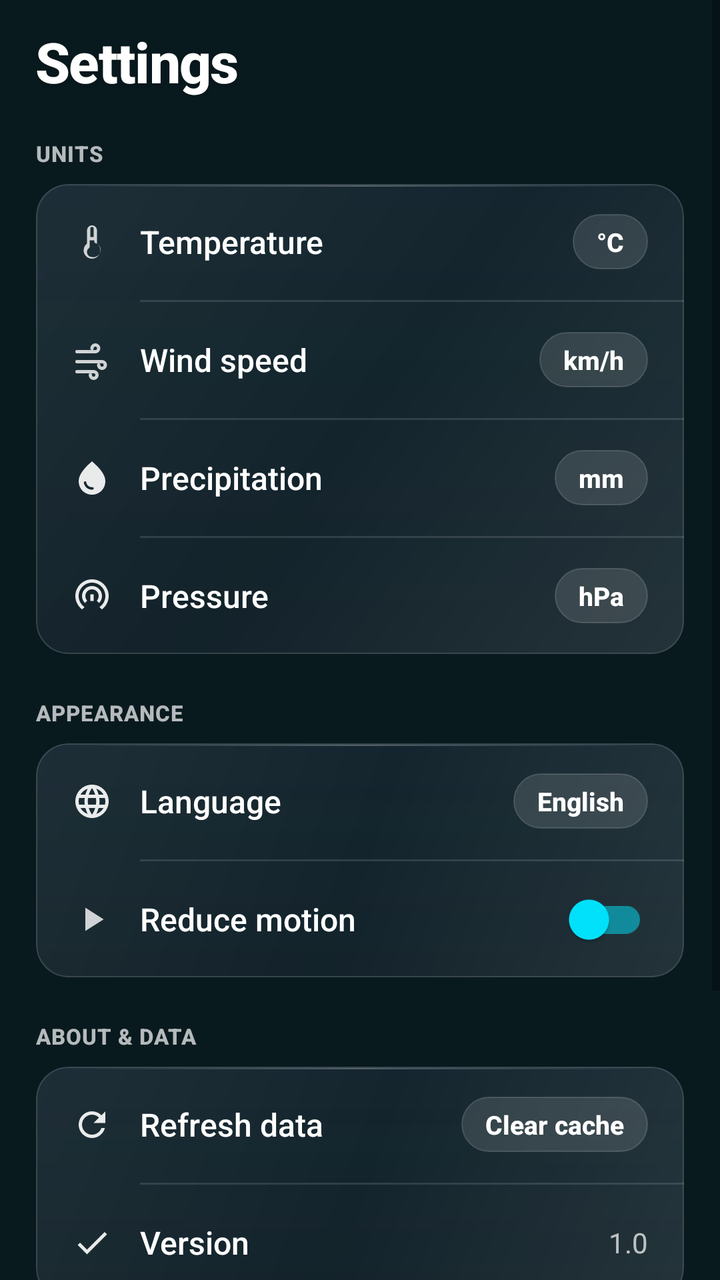
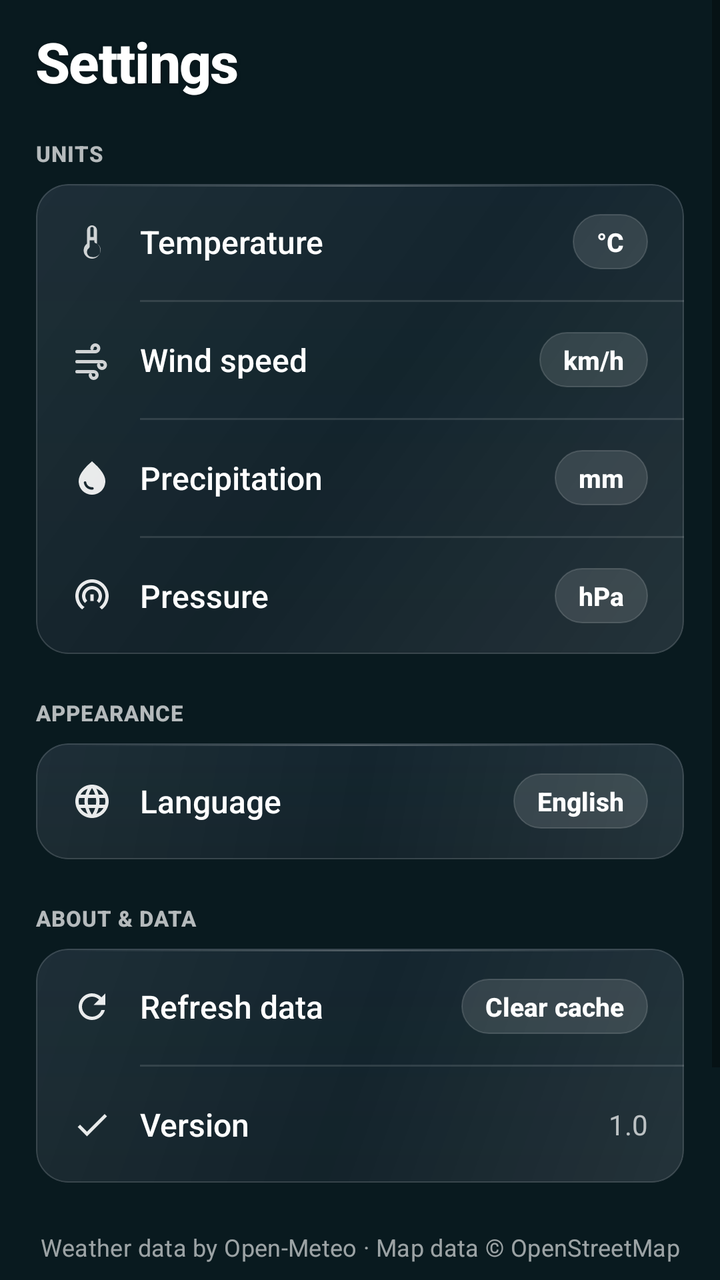

The first picture is an Android layout as it rendered before a commit; the second is the same layout after the commit. The layout source and the unified diff follow.
<!-- AndroidManifest.xml: application theme Theme.K3Weather -->
<!-- res/layout/layout_settings.xml -->
<?xml version="1.0" encoding="utf-8"?>
<ScrollView xmlns:android="http://schemas.android.com/apk/res/android"
    xmlns:app="http://schemas.android.com/apk/res-auto"
    android:layout_width="match_parent"
    android:layout_height="match_parent"
    android:background="@android:color/transparent"
    android:clipToPadding="false"
    android:overScrollMode="never"
    android:fillViewport="true">

    <LinearLayout
        android:layout_width="match_parent"
        android:layout_height="wrap_content"
        android:orientation="vertical"
        android:paddingHorizontal="18dp"
        android:paddingTop="12dp"
        android:paddingBottom="120dp">

        
        <TextView
            android:layout_width="match_parent"
            android:layout_height="wrap_content"
            android:text="@string/settings_title"
            android:textColor="@android:color/white"
            android:textSize="28sp"
            android:textStyle="bold"
            android:letterSpacing="-0.02"
            android:shadowColor="#33000000"
            android:shadowDx="0"
            android:shadowDy="2"
            android:shadowRadius="6"
            android:fontFamily="sans-serif-medium"
            android:layout_marginBottom="20dp" />

        
        <TextView
            android:layout_width="match_parent"
            android:layout_height="wrap_content"
            android:text="@string/settings_section_units"
            android:textColor="#B3FFFFFF"
            android:textSize="11sp"
            android:textStyle="bold"
            android:letterSpacing="0.03"
            android:fontFamily="sans-serif-medium"
            android:layout_marginBottom="8dp" />

        <LinearLayout
            android:layout_width="match_parent"
            android:layout_height="wrap_content"
            android:background="@drawable/bg_card_translucent"
            android:orientation="vertical"
            android:clipToOutline="true">

            
            <LinearLayout
                android:id="@+id/rowTemperature"
                android:layout_width="match_parent"
                android:layout_height="58dp"
                android:background="?attr/selectableItemBackground"
                android:clickable="true"
                android:focusable="true"
                android:gravity="center_vertical"
                android:orientation="horizontal"
                android:paddingHorizontal="18dp">

                <ImageView
                    android:layout_width="20dp"
                    android:layout_height="20dp"
                    android:contentDescription="@null"
                    android:src="@drawable/ic_thermometer"
                    app:tint="#E6FFFFFF" />

                <TextView
                    android:layout_width="0dp"
                    android:layout_height="wrap_content"
                    android:layout_weight="1"
                    android:layout_marginStart="14dp"
                    android:text="@string/settings_temperature"
                    android:textColor="@android:color/white"
                    android:textSize="16sp"
                    android:fontFamily="sans-serif-medium" />

                <TextView
                    android:id="@+id/tvTemperatureUnitValue"
                    android:layout_width="wrap_content"
                    android:layout_height="wrap_content"
                    android:background="@drawable/bg_pill_accent_translucent"
                    android:paddingHorizontal="12dp"
                    android:paddingVertical="5dp"
                    android:text="°C"
                    android:textColor="@android:color/white"
                    android:textSize="13sp"
                    android:textStyle="bold"
                    android:fontFamily="sans-serif-medium" />
            </LinearLayout>

            <View
                android:layout_width="match_parent"
                android:layout_height="1dp"
                android:layout_marginStart="52dp"
                android:background="#1FFFFFFF" />

            
            <LinearLayout
                android:id="@+id/rowWindSpeed"
                android:layout_width="match_parent"
                android:layout_height="58dp"
                android:background="?attr/selectableItemBackground"
                android:clickable="true"
                android:focusable="true"
                android:gravity="center_vertical"
                android:orientation="horizontal"
                android:paddingHorizontal="18dp">

                <ImageView
                    android:layout_width="20dp"
                    android:layout_height="20dp"
                    android:contentDescription="@null"
                    android:src="@drawable/ic_wind"
                    app:tint="#E6FFFFFF" />

                <TextView
                    android:layout_width="0dp"
                    android:layout_height="wrap_content"
                    android:layout_weight="1"
                    android:layout_marginStart="14dp"
                    android:text="@string/settings_wind_speed"
                    android:textColor="@android:color/white"
                    android:textSize="16sp"
                    android:fontFamily="sans-serif-medium" />

                <TextView
                    android:id="@+id/tvWindSpeedUnitValue"
                    android:layout_width="wrap_content"
                    android:layout_height="wrap_content"
                    android:background="@drawable/bg_pill_accent_translucent"
                    android:paddingHorizontal="12dp"
                    android:paddingVertical="5dp"
                    android:text="km/h"
                    android:textColor="@android:color/white"
                    android:textSize="13sp"
                    android:textStyle="bold"
                    android:fontFamily="sans-serif-medium" />
            </LinearLayout>

            <View
                android:layout_width="match_parent"
                android:layout_height="1dp"
                android:layout_marginStart="52dp"
                android:background="#1FFFFFFF" />

            <LinearLayout
                android:id="@+id/rowPrecipitation"
                android:layout_width="match_parent"
                android:layout_height="58dp"
                android:background="?attr/selectableItemBackground"
                android:clickable="true"
                android:focusable="true"
                android:gravity="center_vertical"
                android:orientation="horizontal"
                android:paddingHorizontal="18dp">

                <ImageView
                    android:layout_width="20dp"
                    android:layout_height="20dp"
                    android:contentDescription="@null"
                    android:src="@drawable/ic_humidity_drop"
                    app:tint="#E6FFFFFF" />

                <TextView
                    android:layout_width="0dp"
                    android:layout_height="wrap_content"
                    android:layout_weight="1"
                    android:layout_marginStart="14dp"
                    android:text="@string/settings_precipitation"
                    android:textColor="@android:color/white"
                    android:textSize="16sp"
                    android:fontFamily="sans-serif-medium" />

                <TextView
                    android:id="@+id/tvPrecipitationUnitValue"
                    android:layout_width="wrap_content"
                    android:layout_height="wrap_content"
                    android:background="@drawable/bg_pill_accent_translucent"
                    android:paddingHorizontal="12dp"
                    android:paddingVertical="5dp"
                    android:text="mm"
                    android:textColor="@android:color/white"
                    android:textSize="13sp"
                    android:textStyle="bold"
                    android:fontFamily="sans-serif-medium" />
            </LinearLayout>

            <View
                android:layout_width="match_parent"
                android:layout_height="1dp"
                android:layout_marginStart="52dp"
                android:background="#1FFFFFFF" />

            <LinearLayout
                android:id="@+id/rowPressure"
                android:layout_width="match_parent"
                android:layout_height="58dp"
                android:background="?attr/selectableItemBackground"
                android:clickable="true"
                android:focusable="true"
                android:gravity="center_vertical"
                android:orientation="horizontal"
                android:paddingHorizontal="18dp">

                <ImageView
                    android:layout_width="20dp"
                    android:layout_height="20dp"
                    android:contentDescription="@null"
                    android:src="@drawable/ic_gauge"
                    app:tint="#E6FFFFFF" />

                <TextView
                    android:layout_width="0dp"
                    android:layout_height="wrap_content"
                    android:layout_weight="1"
                    android:layout_marginStart="14dp"
                    android:text="@string/settings_pressure"
                    android:textColor="@android:color/white"
                    android:textSize="16sp"
                    android:fontFamily="sans-serif-medium" />

                <TextView
                    android:id="@+id/tvPressureUnitValue"
                    android:layout_width="wrap_content"
                    android:layout_height="wrap_content"
                    android:background="@drawable/bg_pill_accent_translucent"
                    android:paddingHorizontal="12dp"
                    android:paddingVertical="5dp"
                    android:text="hPa"
                    android:textColor="@android:color/white"
                    android:textSize="13sp"
                    android:textStyle="bold"
                    android:fontFamily="sans-serif-medium" />
            </LinearLayout>
        </LinearLayout>

        
        <TextView
            android:layout_width="match_parent"
            android:layout_height="wrap_content"
            android:layout_marginTop="22dp"
            android:layout_marginBottom="8dp"
            android:text="@string/settings_section_display"
            android:textColor="#B3FFFFFF"
            android:textSize="11sp"
            android:textStyle="bold"
            android:letterSpacing="0.03"
            android:fontFamily="sans-serif-medium" />

        <LinearLayout
            android:layout_width="match_parent"
            android:layout_height="wrap_content"
            android:background="@drawable/bg_card_translucent"
            android:orientation="vertical"
            android:clipToOutline="true">

            
            <LinearLayout
                android:id="@+id/rowLanguage"
                android:layout_width="match_parent"
                android:layout_height="58dp"
                android:background="?attr/selectableItemBackground"
                android:clickable="true"
                android:focusable="true"
                android:gravity="center_vertical"
                android:orientation="horizontal"
                android:paddingHorizontal="18dp">

                <ImageView
                    android:layout_width="20dp"
                    android:layout_height="20dp"
                    android:contentDescription="@null"
                    android:src="@drawable/ic_language"
                    app:tint="#E6FFFFFF" />

                <TextView
                    android:layout_width="0dp"
                    android:layout_height="wrap_content"
                    android:layout_weight="1"
                    android:layout_marginStart="14dp"
                    android:text="@string/settings_language"
                    android:textColor="@android:color/white"
                    android:textSize="16sp"
                    android:fontFamily="sans-serif-medium" />

                <TextView
                    android:id="@+id/tvLanguageValue"
                    android:layout_width="wrap_content"
                    android:layout_height="wrap_content"
                    android:background="@drawable/bg_pill_accent_translucent"
                    android:paddingHorizontal="12dp"
                    android:paddingVertical="5dp"
                    android:text="English"
                    android:textColor="@android:color/white"
                    android:textSize="13sp"
                    android:textStyle="bold"
                    android:fontFamily="sans-serif-medium" />
            </LinearLayout>

            <View
                android:layout_width="match_parent"
                android:layout_height="1dp"
                android:layout_marginStart="52dp"
                android:background="#1FFFFFFF" />

            
            <LinearLayout
                android:id="@+id/rowReduceMotion"
                android:layout_width="match_parent"
                android:layout_height="58dp"
                android:background="?attr/selectableItemBackground"
                android:clickable="true"
                android:focusable="true"
                android:gravity="center_vertical"
                android:orientation="horizontal"
                android:paddingHorizontal="18dp">

                <ImageView
                    android:layout_width="20dp"
                    android:layout_height="20dp"
                    android:contentDescription="@null"
                    android:src="@drawable/ic_reduce_motion"
                    app:tint="#E6FFFFFF" />

                <TextView
                    android:layout_width="0dp"
                    android:layout_height="wrap_content"
                    android:layout_weight="1"
                    android:layout_marginStart="14dp"
                    android:text="@string/settings_reduce_motion"
                    android:textColor="@android:color/white"
                    android:textSize="16sp"
                    android:fontFamily="sans-serif-medium" />

                <androidx.appcompat.widget.SwitchCompat
                    android:id="@+id/reduceMotionSwitch"
                    android:layout_width="wrap_content"
                    android:layout_height="wrap_content"
                    app:thumbTint="@color/accent_cyan"
                    app:trackTint="#8000E5FF" />
            </LinearLayout>
        </LinearLayout>

        
        <TextView
            android:layout_width="match_parent"
            android:layout_height="wrap_content"
            android:layout_marginTop="22dp"
            android:layout_marginBottom="8dp"
            android:text="@string/settings_section_about"
            android:textColor="#B3FFFFFF"
            android:textSize="11sp"
            android:textStyle="bold"
            android:letterSpacing="0.03"
            android:fontFamily="sans-serif-medium" />

        <LinearLayout
            android:layout_width="match_parent"
            android:layout_height="wrap_content"
            android:background="@drawable/bg_card_translucent"
            android:orientation="vertical"
            android:clipToOutline="true">

            <LinearLayout
                android:id="@+id/rowClearCache"
                android:layout_width="match_parent"
                android:layout_height="58dp"
                android:background="?attr/selectableItemBackground"
                android:clickable="true"
                android:focusable="true"
                android:gravity="center_vertical"
                android:orientation="horizontal"
                android:paddingHorizontal="18dp">

                <ImageView
                    android:layout_width="20dp"
                    android:layout_height="20dp"
                    android:contentDescription="@null"
                    android:src="@drawable/ic_refresh"
                    app:tint="#E6FFFFFF" />

                <TextView
                    android:layout_width="0dp"
                    android:layout_height="wrap_content"
                    android:layout_weight="1"
                    android:layout_marginStart="14dp"
                    android:text="@string/settings_clear_cache"
                    android:textColor="@android:color/white"
                    android:textSize="16sp"
                    android:fontFamily="sans-serif-medium" />

                <TextView
                    android:id="@+id/tvCacheAction"
                    android:layout_width="wrap_content"
                    android:layout_height="wrap_content"
                    android:background="@drawable/bg_pill_accent_translucent"
                    android:paddingHorizontal="12dp"
                    android:paddingVertical="5dp"
                    android:text="@string/settings_clear_cache_action"
                    android:textColor="@android:color/white"
                    android:textSize="13sp"
                    android:textStyle="bold"
                    android:fontFamily="sans-serif-medium" />
            </LinearLayout>

            <View
                android:layout_width="match_parent"
                android:layout_height="1dp"
                android:layout_marginStart="52dp"
                android:background="#1FFFFFFF" />

            <LinearLayout
                android:layout_width="match_parent"
                android:layout_height="58dp"
                android:gravity="center_vertical"
                android:orientation="horizontal"
                android:paddingHorizontal="18dp">

                <ImageView
                    android:layout_width="20dp"
                    android:layout_height="20dp"
                    android:contentDescription="@null"
                    android:src="@drawable/ic_check"
                    app:tint="#E6FFFFFF" />

                <TextView
                    android:layout_width="0dp"
                    android:layout_height="wrap_content"
                    android:layout_weight="1"
                    android:layout_marginStart="14dp"
                    android:text="@string/settings_version"
                    android:textColor="@android:color/white"
                    android:textSize="16sp"
                    android:fontFamily="sans-serif-medium" />

                <TextView
                    android:id="@+id/tvVersionValue"
                    android:layout_width="wrap_content"
                    android:layout_height="wrap_content"
                    android:text="1.0"
                    android:textColor="#B3FFFFFF"
                    android:textSize="14sp" />
            </LinearLayout>
        </LinearLayout>

        <TextView
            android:id="@+id/attributions"
            android:layout_width="match_parent"
            android:layout_height="wrap_content"
            android:layout_marginTop="24dp"
            android:layout_marginBottom="16dp"
            android:gravity="center"
            android:text="@string/settings_attribution"
            android:textColor="#99FFFFFF"
            android:textSize="12sp"
            android:letterSpacing="0.01"
            android:fontFamily="sans-serif" />

    </LinearLayout>
</ScrollView>
<!-- resources referenced by this layout -->
<resources>
  <color name="accent_cyan">#00E5FF</color>
  <!-- drawable bg_pill_accent_translucent (drawable) -->
  <?xml version="1.0" encoding="utf-8"?>
  <shape xmlns:android="http://schemas.android.com/apk/res/android" android:shape="rectangle">
      <solid android:color="#1FFFFFFF" />
      <corners android:radius="999dp" />
      <stroke
          android:width="0.8dp"
          android:color="#26FFFFFF" />
  </shape>
  <!-- drawable ic_check (drawable) -->
  <vector xmlns:android="http://schemas.android.com/apk/res/android"
      android:width="20dp"
      android:height="20dp"
      android:viewportWidth="24"
      android:viewportHeight="24">
      <path
          android:fillColor="@android:color/white"
          android:pathData="M9,16.17L4.83,12l-1.42,1.41L9,19 21,7l-1.41-1.41z" />
  </vector>
  <!-- drawable ic_reduce_motion (drawable) -->
  <vector xmlns:android="http://schemas.android.com/apk/res/android"
      android:width="24dp"
      android:height="24dp"
      android:viewportWidth="24"
      android:viewportHeight="24">
      <path
          android:fillColor="#E0FFFFFF"
          android:pathData="M8,5v14l11,-7z"/>
  </vector>
  <!-- drawable ic_refresh (drawable) -->
  <vector xmlns:android="http://schemas.android.com/apk/res/android"
      android:width="24dp"
      android:height="24dp"
      android:viewportWidth="24"
      android:viewportHeight="24">
      <path
          android:fillColor="#FFFFFF"
          android:pathData="M17.65,6.35C16.2,4.9 14.21,4 12,4c-4.42,0 -7.99,3.58 -7.99,8s3.57,8 7.99,8c3.73,0 6.84,-2.55 7.73,-6h-2.08c-0.82,2.33 -3.04,4 -5.65,4 -3.31,0 -6,-2.69 -6,-6s2.69,-6 6,-6c1.66,0 3.14,0.69 4.22,1.78L13,11h7V4l-2.35,2.35z"/>
  </vector>
  <!-- drawable ic_thermometer (drawable) -->
  <vector xmlns:android="http://schemas.android.com/apk/res/android"
      android:width="24dp"
      android:height="24dp"
      android:viewportWidth="24"
      android:viewportHeight="24">
      <path
          android:fillColor="#E0FFFFFF"
          android:pathData="M15,13V5a3,3 0 0,0 -6,0v8a5,5 0 1,0 6,0zm-3,-10a1,1 0 0,1 1,1v5h-2V4a1,1 0 0,1 1,-1zm0,18a3,3 0 0,1 -1.8,-5.4 1,1 0 0,0 0.4,-0.8V11h2.8v0.8a1,1 0 0,0 0.4,0.8A3,3 0 0,1 12,21z"/>
  </vector>
  <!-- drawable ic_wind (drawable) -->
  <vector xmlns:android="http://schemas.android.com/apk/res/android"
      android:width="24dp"
      android:height="24dp"
      android:viewportWidth="24"
      android:viewportHeight="24">
      <path
          android:fillColor="#E0FFFFFF"
          android:pathData="M3,8h11a3,3 0 1,0 -3,-3 1,1 0 0,0 2,0 1,1 0 1,1 1,1H3a1,1 0 0,0 0,2zm15,4H3a1,1 0 0,0 0,2h15a1,1 0 1,1 -1,1 1,1 0 0,0 -2,0 3,3 0 1,0 3,-3zm-5,6H3a1,1 0 0,0 0,2h10a1,1 0 1,1 -1,1 1,1 0 0,0 -2,0 3,3 0 1,0 3,-3z"/>
  </vector>
  <string name="settings_attribution">Weather data by Open-Meteo · Map data © OpenStreetMap</string>
  <string name="settings_clear_cache">Refresh data</string>
  <string name="settings_clear_cache_action">Clear cache</string>
  <string name="settings_language">Language</string>
  <string name="settings_precipitation">Precipitation</string>
  <string name="settings_pressure">Pressure</string>
  <string name="settings_reduce_motion">Reduce motion</string>
  <string name="settings_section_about">ABOUT &amp; DATA</string>
  <string name="settings_section_display">APPEARANCE</string>
  <string name="settings_section_units">UNITS</string>
  <string name="settings_temperature">Temperature</string>
  <string name="settings_title">Settings</string>
  <string name="settings_version">Version</string>
  <string name="settings_wind_speed">Wind speed</string>
  <color name="primary_teal">#0F2C33</color>
  <color name="primary_dark_teal">#091A1F</color>
  <!-- unchanged entries left out for length: 5 -->
</resources>

<!-- the commit's change to res/layout/layout_settings.xml (unified diff, before → after) -->
@@ -303,48 +303,6 @@
                     android:fontFamily="sans-serif-medium" />
             </LinearLayout>
 
-            <View
-                android:layout_width="match_parent"
-                android:layout_height="1dp"
-                android:layout_marginStart="52dp"
-                android:background="#1FFFFFFF" />
-
-            
-            <LinearLayout
-                android:id="@+id/rowReduceMotion"
-                android:layout_width="match_parent"
-                android:layout_height="58dp"
-                android:background="?attr/selectableItemBackground"
-                android:clickable="true"
-                android:focusable="true"
-                android:gravity="center_vertical"
-                android:orientation="horizontal"
-                android:paddingHorizontal="18dp">
-
-                <ImageView
-                    android:layout_width="20dp"
-                    android:layout_height="20dp"
-                    android:contentDescription="@null"
-                    android:src="@drawable/ic_reduce_motion"
-                    app:tint="#E6FFFFFF" />
-
-                <TextView
-                    android:layout_width="0dp"
-                    android:layout_height="wrap_content"
-                    android:layout_weight="1"
-                    android:layout_marginStart="14dp"
-                    android:text="@string/settings_reduce_motion"
-                    android:textColor="@android:color/white"
-                    android:textSize="16sp"
-                    android:fontFamily="sans-serif-medium" />
-
-                <androidx.appcompat.widget.SwitchCompat
-                    android:id="@+id/reduceMotionSwitch"
-                    android:layout_width="wrap_content"
-                    android:layout_height="wrap_content"
-                    app:thumbTint="@color/accent_cyan"
-                    app:trackTint="#8000E5FF" />
-            </LinearLayout>
         </LinearLayout>
 
         
<!-- resource entries referenced after the edit -->
@@ -19,16 +19,6 @@
       <path
           android:fillColor="@android:color/white"
           android:pathData="M9,16.17L4.83,12l-1.42,1.41L9,19 21,7l-1.41-1.41z" />
-  </vector>
-  <!-- drawable ic_reduce_motion (drawable) -->
-  <vector xmlns:android="http://schemas.android.com/apk/res/android"
-      android:width="24dp"
-      android:height="24dp"
-      android:viewportWidth="24"
-      android:viewportHeight="24">
-      <path
-          android:fillColor="#E0FFFFFF"
-          android:pathData="M8,5v14l11,-7z"/>
   </vector>
   <!-- drawable ic_refresh (drawable) -->
   <vector xmlns:android="http://schemas.android.com/apk/res/android"
@@ -66,7 +56,6 @@
   <string name="settings_language">Language</string>
   <string name="settings_precipitation">Precipitation</string>
   <string name="settings_pressure">Pressure</string>
-  <string name="settings_reduce_motion">Reduce motion</string>
   <string name="settings_section_about">ABOUT &amp; DATA</string>
   <string name="settings_section_display">APPEARANCE</string>
   <string name="settings_section_units">UNITS</string>
